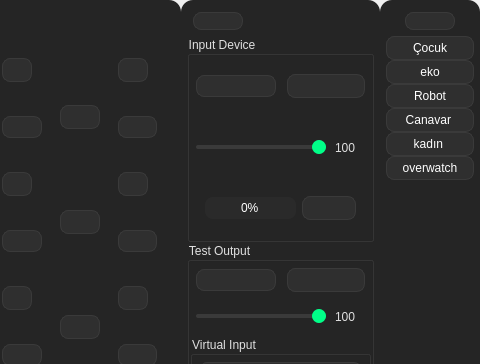
This is src/mainwindow.ui in akifs52/Voice-Changer as Qt 5 draws it before an edit; both pictures show x 411 to 891 and y 0 to 364 of the 891 by 659 pixel window. The edited form follows.
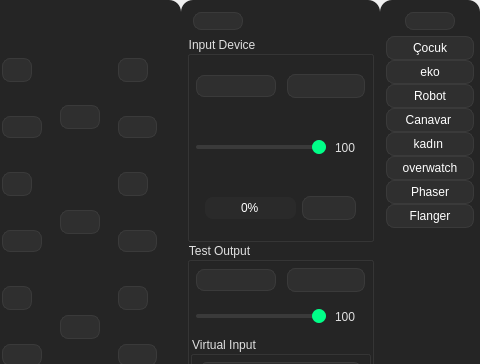
This is the edited form. Icons and pictures are not drawn.

Commit message: phaser and flanger effect and development of other effects

```diff
--- a/src/mainwindow.ui
+++ b/src/mainwindow.ui
@@ -2489,6 +2489,46 @@
          </property>
         </widget>
        </item>
+       <item>
+        <widget class="QPushButton" name="phaserButton">
+         <property name="text">
+          <string>Phaser</string>
+         </property>
+         <property name="icon">
+          <iconset resource="Soundpack.qrc">
+           <normaloff>:/app/img/app/children.png</normaloff>:/app/img/app/children.png</iconset>
+         </property>
+         <property name="iconSize">
+          <size>
+           <width>30</width>
+           <height>30</height>
+          </size>
+         </property>
+         <property name="checkable">
+          <bool>true</bool>
+         </property>
+        </widget>
+       </item>
+       <item>
+        <widget class="QPushButton" name="flangerButton">
+         <property name="text">
+          <string>Flanger</string>
+         </property>
+         <property name="icon">
+          <iconset resource="Soundpack.qrc">
+           <normaloff>:/app/img/app/children.png</normaloff>:/app/img/app/children.png</iconset>
+         </property>
+         <property name="iconSize">
+          <size>
+           <width>30</width>
+           <height>30</height>
+          </size>
+         </property>
+         <property name="checkable">
+          <bool>true</bool>
+         </property>
+        </widget>
+       </item>
        <item>
         <spacer name="verticalSpacer">
          <property name="orientation">
```
The commit also changes 6 other files.
